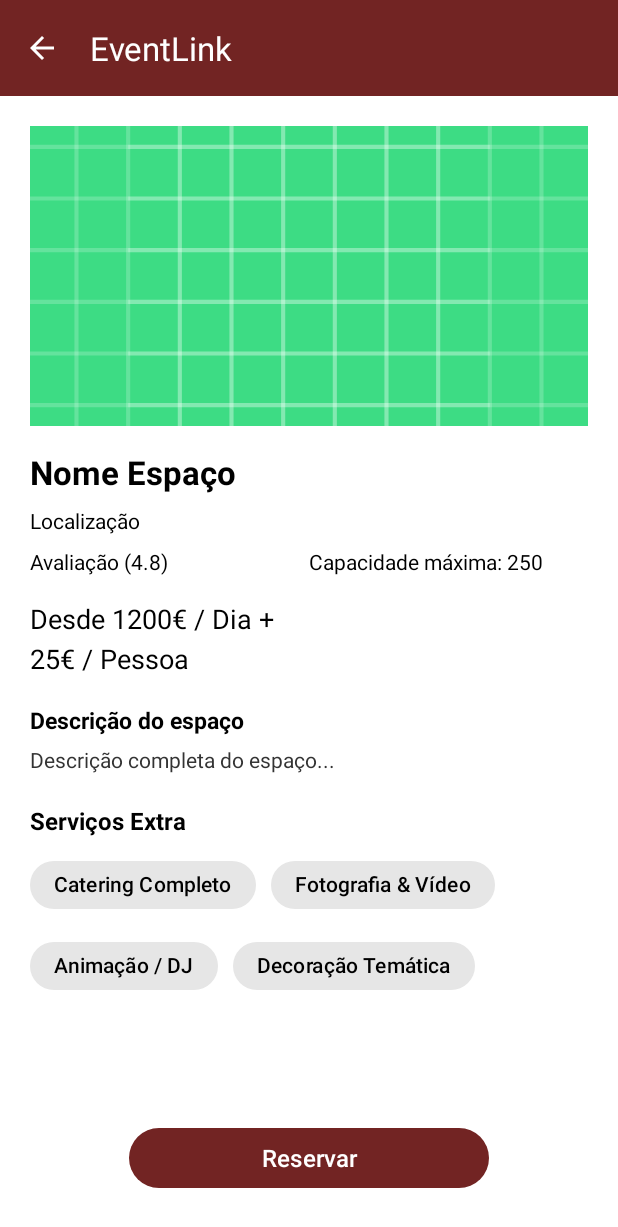
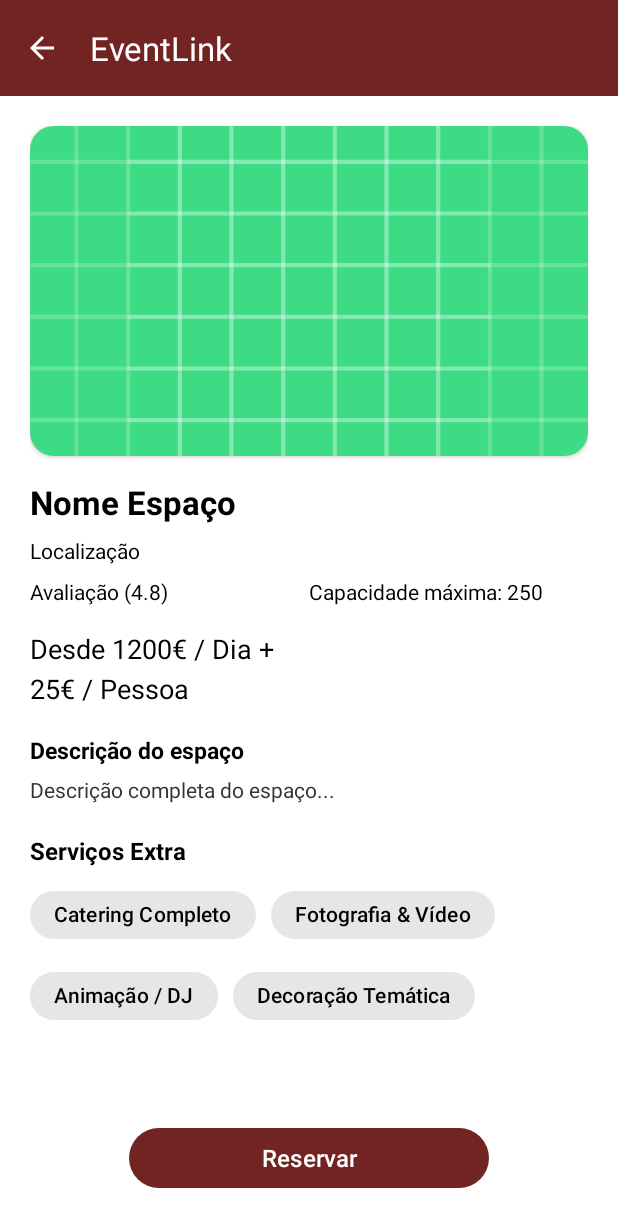
Before and after one commit to bernardomrqs05/ProjetoAndroid, an Android app: the DetalhesLocalActivity screen opened directly, with no data from a screen before it, on a phone screen of 412 x 824 dp. Shown: the top 1227 px of the screen. Run offline under Robolectric (Android 15) with nearby library versions, the phone set to English and light mode, and no system bars; 1 statement that could not run was skipped.

Commit message:
Melhoria visual nos detalhes local

```diff
--- a/app/src/main/res/layout/activity_detalhes_local.xml
+++ b/app/src/main/res/layout/activity_detalhes_local.xml
@@ -31,13 +31,23 @@
             android:layout_height="wrap_content"
             android:orientation="vertical"
             android:padding="20dp">
-            <ImageView
-                android:id="@+id/ivDetalheCapa"
+
+            <com.google.android.material.card.MaterialCardView
                 android:layout_width="match_parent"
-                android:layout_height="200dp"
-                android:background="#E6E6E6"
-                android:scaleType="centerCrop"
-                android:src="@drawable/ic_launcher_background" />
+                android:layout_height="220dp"
+                app:cardBackgroundColor="#E6E6E6"
+                app:cardCornerRadius="16dp"
+                app:cardElevation="2dp"
+                app:strokeWidth="0dp">
+
+                <ImageView
+                    android:id="@+id/ivDetalheCapa"
+                    android:layout_width="match_parent"
+                    android:layout_height="match_parent"
+                    android:scaleType="centerCrop"
+                    android:src="@drawable/ic_launcher_background" />
+            </com.google.android.material.card.MaterialCardView>
+
             <TextView
                 android:id="@+id/tvDetalheNome"
                 android:layout_width="match_parent"
@@ -47,14 +57,16 @@
                 android:textColor="@color/black"
                 android:textSize="22sp"
                 android:textStyle="bold" />
+
             <TextView
                 android:id="@+id/tvDetalheLocalizacao"
                 android:layout_width="match_parent"
                 android:layout_height="wrap_content"
                 android:layout_marginTop="8dp"
-                android:text="Localização"
+                android:text="@string/localizaçao_detalhes"
                 android:textColor="@color/black"
                 android:textSize="14sp" />
+
             <LinearLayout
                 android:layout_width="match_parent"
                 android:layout_height="wrap_content"
@@ -79,6 +91,7 @@
                     android:textColor="@color/black"
                     android:textSize="14sp" />
             </LinearLayout>
+
             <TextView
                 android:id="@+id/tvDetalhePrecoDia"
                 android:layout_width="match_parent"
@@ -96,11 +109,12 @@
                 android:text="25€ / Pessoa"
                 android:textColor="@color/black"
                 android:textSize="18sp" />
+
             <TextView
                 android:layout_width="match_parent"
                 android:layout_height="wrap_content"
                 android:layout_marginTop="18dp"
-                android:text="Descrição do espaço"
+                android:text="@string/descricao_espaço"
                 android:textColor="@color/black"
                 android:textSize="15sp"
                 android:textStyle="bold" />
@@ -114,11 +128,12 @@
                 android:text="Descrição completa do espaço..."
                 android:textColor="#333333"
                 android:textSize="14sp" />
+
             <TextView
                 android:layout_width="match_parent"
                 android:layout_height="wrap_content"
                 android:layout_marginTop="20dp"
-                android:text="Serviços Extra"
+                android:text="@string/servicos_extras"
                 android:textColor="@color/black"
                 android:textSize="16sp"
                 android:textStyle="bold" />
@@ -136,6 +151,7 @@
                 android:layout_height="0dp"
                 android:layout_weight="1"
                 android:minHeight="24dp" />
+
             <com.google.android.material.button.MaterialButton
                 android:id="@+id/btnReservar"
                 android:layout_width="240dp"
@@ -143,7 +159,7 @@
                 android:layout_gravity="center_horizontal"
                 android:layout_marginTop="16dp"
                 android:layout_marginBottom="8dp"
-                android:text="Reservar"
+                android:text="@string/reservar_detalhes"
                 android:textAllCaps="false"
                 android:textColor="@color/white"
                 android:textSize="16sp"
```
